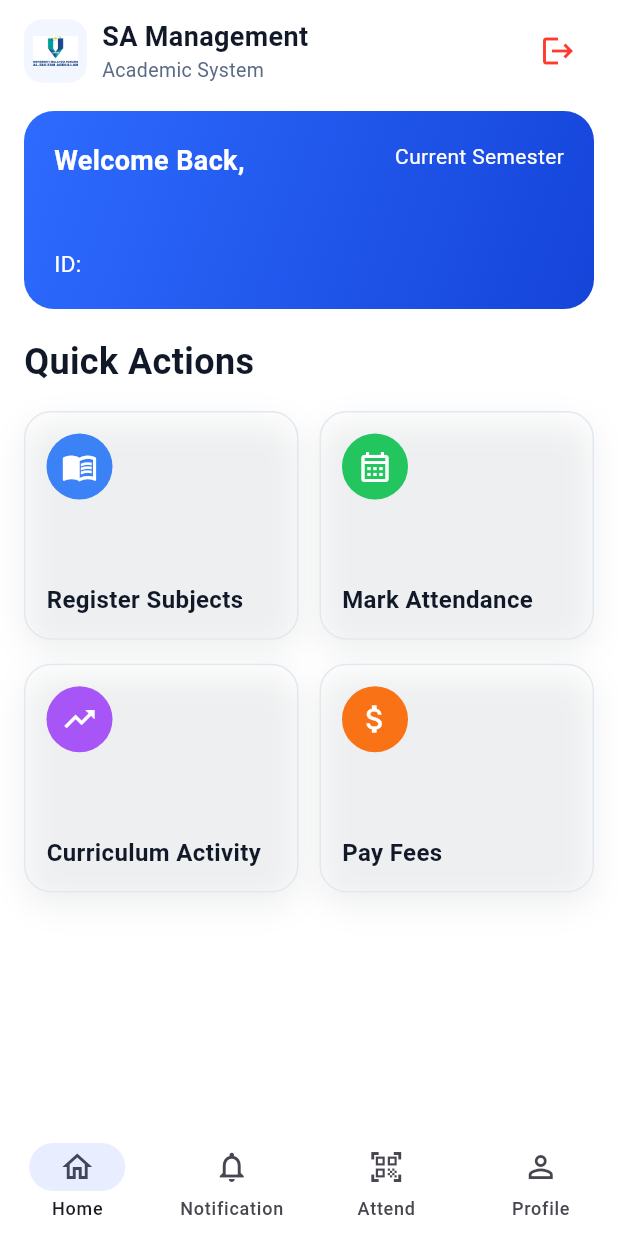
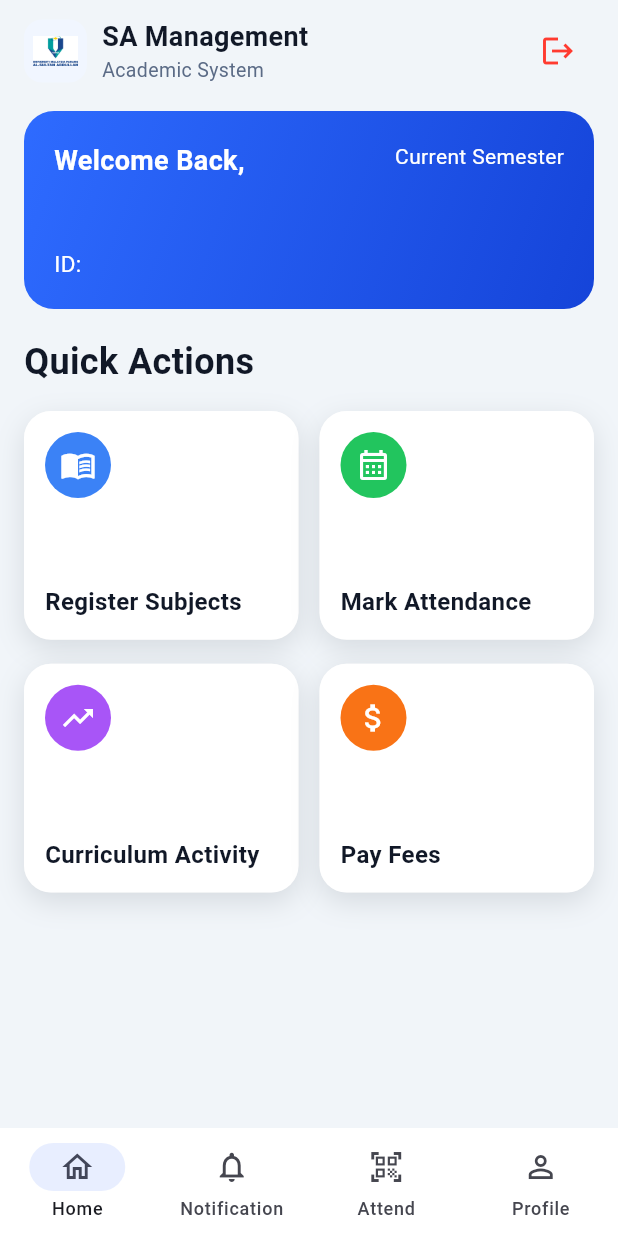
Before and after one commit to cb23037-bot/SAMS, a Flutter app: the StudentHomePage screen opened directly with empty values, on a phone screen of 412 x 824 dp. Run offline on Flutter 3.47's test engine with Material 3 defaults, Android fonts, the phone set to English and light mode, and no system bars; our stand-ins replace file_picker, flutter_map, geolocator, image_picker, latlong2, pdf and 1 more; accounts and stored records are empty; Roboto replaces fonts that are missing (Segoe UI).

Commit message:
Update HomePage.dart

```diff
--- a/frontend/lib/pages/student/HomePage.dart
+++ b/frontend/lib/pages/student/HomePage.dart
@@ -164,7 +164,7 @@ class _StudentHomePageState extends State<StudentHomePage> {
         }
       },
       child: Scaffold(
-        backgroundColor: Colors.white,
+        backgroundColor: const Color(0xFFF1F5F9),
         // ── Bottom navigation bar ──────────────────────────────────────────
         bottomNavigationBar: NavigationBar(
           selectedIndex: _selectedIndex,
@@ -706,10 +706,10 @@ class _ActionCard extends StatelessWidget {
         child: Container(
           padding: const EdgeInsets.all(14),
           decoration: BoxDecoration(
+            color: Colors.white,
             borderRadius: BorderRadius.circular(18),
-            border: Border.all(color: const Color(0xFFE2E8F0)),
             boxShadow: const [
-              BoxShadow(color: Color(0x120D1B2A), blurRadius: 18, offset: Offset(0, 8)),
+              BoxShadow(color: Color(0x1F0D1B2A), blurRadius: 16, offset: Offset(0, 6)),
             ],
           ),
           child: Column(
```
